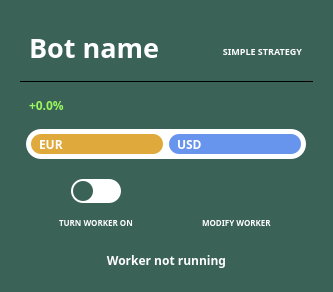
Above: dexbot/views/ui/worker_item_widget.ui from xeroc/stakemachine before the change. Below: the same form after it.
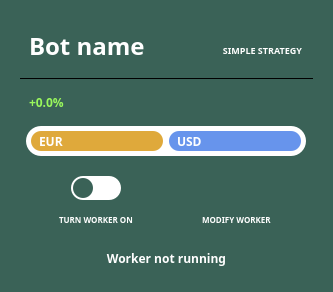
That is the form after the change. Icons and pictures are not drawn.

Commit message: Change worker widget worker name font size

Patch:
```diff
--- a/dexbot/views/ui/worker_item_widget.ui
+++ b/dexbot/views/ui/worker_item_widget.ui
@@ -76,7 +76,7 @@
            <property name="font">
             <font>
              <family>Source Sans Pro</family>
-             <pointsize>20</pointsize>
+             <pointsize>18</pointsize>
              <weight>75</weight>
              <bold>true</bold>
             </font>
```
